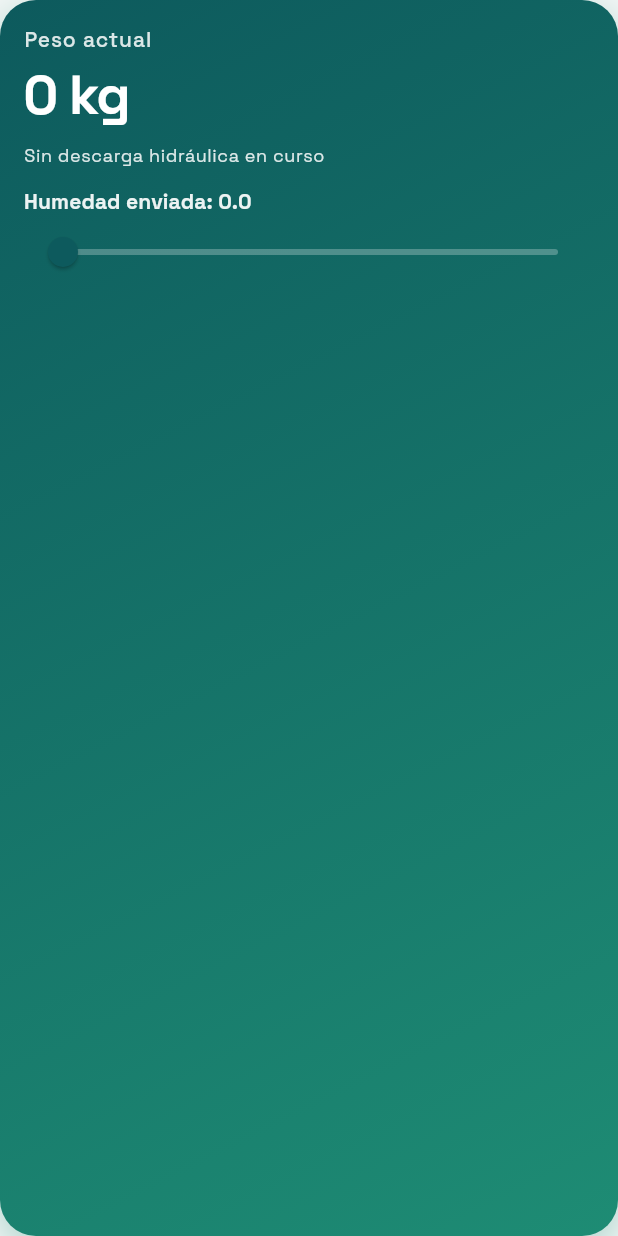
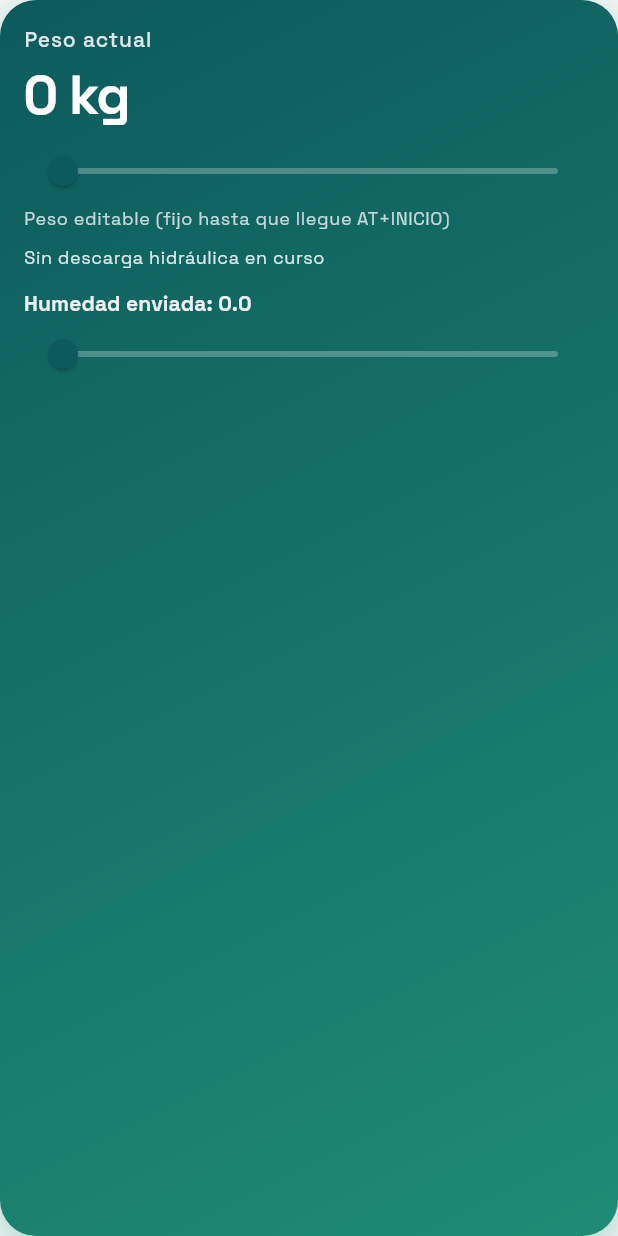
Before and after one commit to Tirano61/test_jaguar, a Flutter app: the _HydraulicWeightCard widget shown alone on an empty page, opened directly with empty values, on a phone screen of 412 x 824 dp. Run offline on Flutter 3.47's test engine with Material 3 defaults, Android fonts, the phone set to English and light mode, and no system bars; our stand-ins replace google_fonts; missing offline and left inert: bluetooth_low_energy.

Commit message:
Cambio en el funcion del sensor se mantiene en 0

```diff
--- /dev/null
+++ b/lib/application/use_cases/set_hydraulic_peso_use_case.dart
@@ -0,0 +1,9 @@
+import 'package:test_jaguar/application/services/simulator_orchestrator.dart';
+
+class SetHydraulicPesoUseCase {
+  const SetHydraulicPesoUseCase(this._orchestrator);
+
+  final SimulatorOrchestrator _orchestrator;
+
+  Future<void> call(int value) => _orchestrator.setHydraulicPeso(value);
+}
--- a/lib/bootstrap.dart
+++ b/lib/bootstrap.dart
@@ -9,6 +9,7 @@ import 'package:test_jaguar/application/use_cases/observe_simulator_status_use_c
 import 'package:test_jaguar/application/use_cases/send_guardar_event_use_case.dart';
 import 'package:test_jaguar/application/use_cases/set_error_ecu_use_case.dart';
 import 'package:test_jaguar/application/use_cases/set_humidity_use_case.dart';
+import 'package:test_jaguar/application/use_cases/set_hydraulic_peso_use_case.dart';
 import 'package:test_jaguar/application/use_cases/set_manual_measurement_use_case.dart';
 import 'package:test_jaguar/application/use_cases/set_send_protocol_use_case.dart';
 import 'package:test_jaguar/application/use_cases/set_st456_screen_use_case.dart';
@@ -64,6 +65,7 @@ class AppBootstrap {
       setTomaFuerzaUseCase: SetTomaFuerzaUseCase(orchestrator),
       setErrorEcuUseCase: SetErrorEcuUseCase(orchestrator),
       sendGuardarEventUseCase: SendGuardarEventUseCase(orchestrator),
+      setHydraulicPesoUseCase: SetHydraulicPesoUseCase(orchestrator),
     );
 
     runApp(_AppRoot(
--- a/lib/presentation/controllers/simulator_controller.dart
+++ b/lib/presentation/controllers/simulator_controller.dart
@@ -7,6 +7,7 @@ import 'package:test_jaguar/application/use_cases/set_error_ecu_use_case.dart';
 import 'package:test_jaguar/application/use_cases/set_manual_measurement_use_case.dart';
 import 'package:test_jaguar/application/use_cases/observe_simulator_status_use_case.dart';
 import 'package:test_jaguar/application/use_cases/set_humidity_use_case.dart';
+import 'package:test_jaguar/application/use_cases/set_hydraulic_peso_use_case.dart';
 import 'package:test_jaguar/application/use_cases/set_send_protocol_use_case.dart';
 import 'package:test_jaguar/application/use_cases/set_st456_screen_use_case.dart';
 import 'package:test_jaguar/application/use_cases/set_toma_fuerza_use_case.dart';
@@ -31,6 +32,7 @@ class SimulatorController extends ChangeNotifier {
     required SetTomaFuerzaUseCase setTomaFuerzaUseCase,
     required SetErrorEcuUseCase setErrorEcuUseCase,
     required SendGuardarEventUseCase sendGuardarEventUseCase,
+    required SetHydraulicPesoUseCase setHydraulicPesoUseCase,
   })  : _startSimulationUseCase = startSimulationUseCase,
         _stopSimulationUseCase = stopSimulationUseCase,
         _observeStatusUseCase = observeStatusUseCase,
@@ -40,7 +42,8 @@ class SimulatorController extends ChangeNotifier {
         _setManualMeasurementUseCase = setManualMeasurementUseCase,
         _setTomaFuerzaUseCase = setTomaFuerzaUseCase,
         _setErrorEcuUseCase = setErrorEcuUseCase,
-        _sendGuardarEventUseCase = sendGuardarEventUseCase {
+        _sendGuardarEventUseCase = sendGuardarEventUseCase,
+        _setHydraulicPesoUseCase = setHydraulicPesoUseCase {
     _bind();
   }
 
@@ -54,6 +57,7 @@ class SimulatorController extends ChangeNotifier {
   final SetTomaFuerzaUseCase _setTomaFuerzaUseCase;
   final SetErrorEcuUseCase _setErrorEcuUseCase;
   final SendGuardarEventUseCase _sendGuardarEventUseCase;
+  final SetHydraulicPesoUseCase _setHydraulicPesoUseCase;
 
   StreamSubscription<SimulatorStatusDto>? _statusSubscription;
 
@@ -83,6 +87,8 @@ class SimulatorController extends ChangeNotifier {
   Future<void> setErrorEcu(String value) => _setErrorEcuUseCase(value);
 
   Future<void> sendGuardarEvent() => _sendGuardarEventUseCase();
+
+  Future<void> setHydraulicPeso(int value) => _setHydraulicPesoUseCase(value);
 
   Future<void> setManualTara(double value) =>
       _updateManualMeasurement(tara: value.round().clamp(0, 22000));
--- a/lib/presentation/pages/hydraulic_simulator_page.dart
+++ b/lib/presentation/pages/hydraulic_simulator_page.dart
@@ -63,6 +63,7 @@ class HydraulicSimulatorPage extends StatelessWidget {
               targetPeso: state.hydraulicTargetPeso,
               humidity: state.humidity,
               onHumidityChanged: controller.setHumidity,
+              onWeightChanged: controller.setHydraulicPeso,
             ),
             const SizedBox(height: 4),
             SectionCard(
@@ -220,6 +221,7 @@ class _HydraulicWeightCard extends StatelessWidget {
     required this.targetPeso,
     required this.humidity,
     required this.onHumidityChanged,
+    required this.onWeightChanged,
   });
 
   final int weight;
@@ -228,6 +230,7 @@ class _HydraulicWeightCard extends StatelessWidget {
   final double targetPeso;
   final double humidity;
   final ValueChanged<double> onHumidityChanged;
+  final ValueChanged<int> onWeightChanged;
 
   @override
   Widget build(BuildContext context) {
@@ -271,6 +274,38 @@ class _HydraulicWeightCard extends StatelessWidget {
                   color: Colors.white,
                   fontWeight: FontWeight.w800,
                   letterSpacing: -1,
+                ),
+          ),
+          const SizedBox(height: 4),
+          SliderTheme(
+            data: SliderTheme.of(context).copyWith(
+              activeTrackColor: Colors.white,
+              inactiveTrackColor: Colors.white.withValues(alpha: 0.26),
+              thumbColor: const Color(0xFF0D5A5D),
+              overlayColor: Colors.white.withValues(alpha: 0.16),
+              valueIndicatorColor: Colors.white,
+              valueIndicatorTextStyle: const TextStyle(
+                color: Color(0xFF0D5A5D),
+                fontWeight: FontWeight.w700,
+              ),
+            ),
+            child: Slider(
+              min: 0,
+              max: 22000,
+              divisions: 220,
+              value: weight.toDouble().clamp(0, 22000),
+              label: '$weight kg',
+              onChanged: dischargeActive
+                  ? null
+                  : (double value) => onWeightChanged(value.round()),
+            ),
+          ),
+          Text(
+            dischargeActive
+                ? 'El peso lo maneja la descarga en curso'
+                : 'Peso editable (fijo hasta que llegue AT+INICIO)',
+            style: Theme.of(context).textTheme.bodySmall?.copyWith(
+                  color: Colors.white.withValues(alpha: 0.75),
                 ),
           ),
           const SizedBox(height: 10),
```
Also changed, not shown: lib/application/services/simulator_orchestrator.dart (+39 -9 lines).
